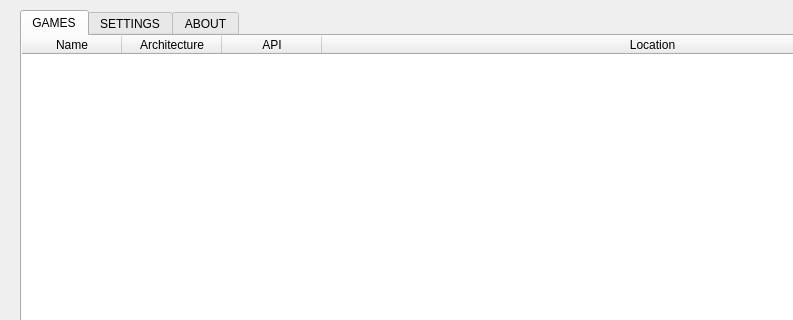
First picture: the form in src/ui/main.ui, repository ddc/ReShadeUtils, before the edit; both pictures show x 0 to 793 and y 0 to 320 of the 1000 by 700 pixel window.
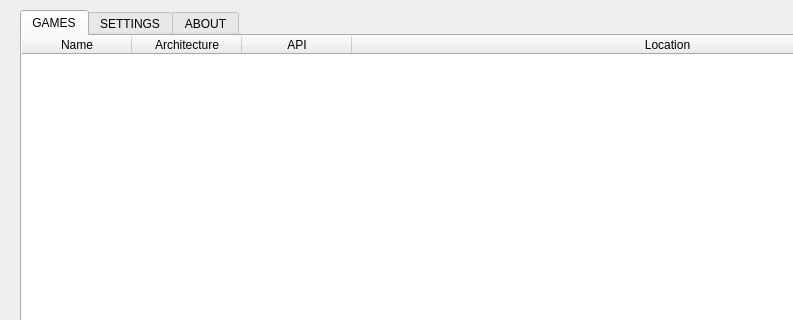
Second picture: the form after the edit. Icons and pictures are not drawn.

The edit to the form file:
```diff
--- a/src/ui/main.ui
+++ b/src/ui/main.ui
@@ -207,10 +207,10 @@
       <bool>true</bool>
      </attribute>
      <attribute name="horizontalHeaderMinimumSectionSize">
-      <number>100</number>
+      <number>80</number>
      </attribute>
      <attribute name="horizontalHeaderDefaultSectionSize">
-      <number>100</number>
+      <number>110</number>
      </attribute>
      <attribute name="horizontalHeaderHighlightSections">
       <bool>false</bool>
```
Left out of the diff: 4 changed lines with no effect on the pictures.
